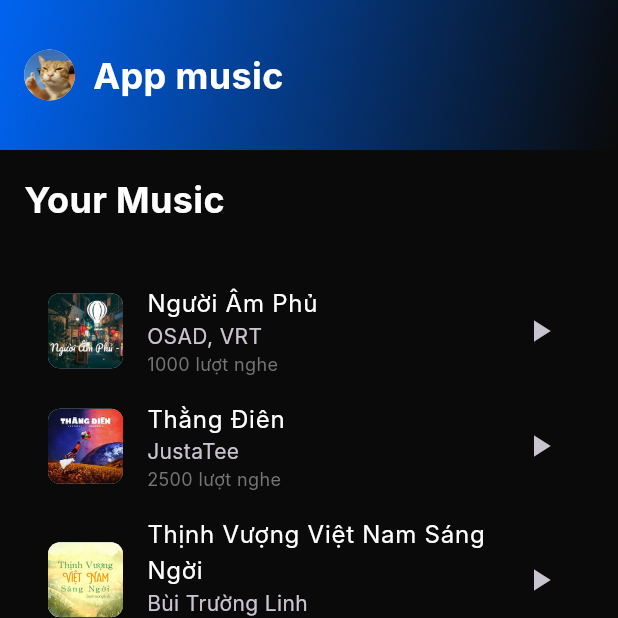
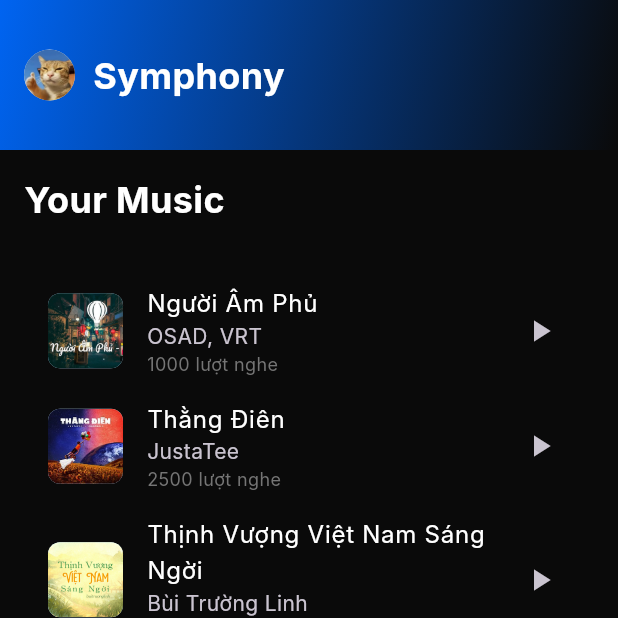
Before and after one commit to phungquocthai-aeron-dev/Symphony_music_app, a Flutter app: the screen it shows after launch, on a phone screen of 412 x 824 dp, the top half of it. Run offline on Flutter 3.47's test engine with Material 3 defaults, Android fonts, the phone set to English and light mode, and no system bars; our stand-ins replace audioplayers; Roboto replaces fonts that are missing (Inter).

Commit message:
test branch

```diff
--- a/lib/widgets/custom_app_bar.dart
+++ b/lib/widgets/custom_app_bar.dart
@@ -31,7 +31,7 @@ class CustomAppBar extends StatelessWidget {
 
               // Tên app
               Text(
-                'App music',
+                'Symphony',
                 style: TextStyle(
                   color: Colors.white,
                   fontSize: 24,
```
